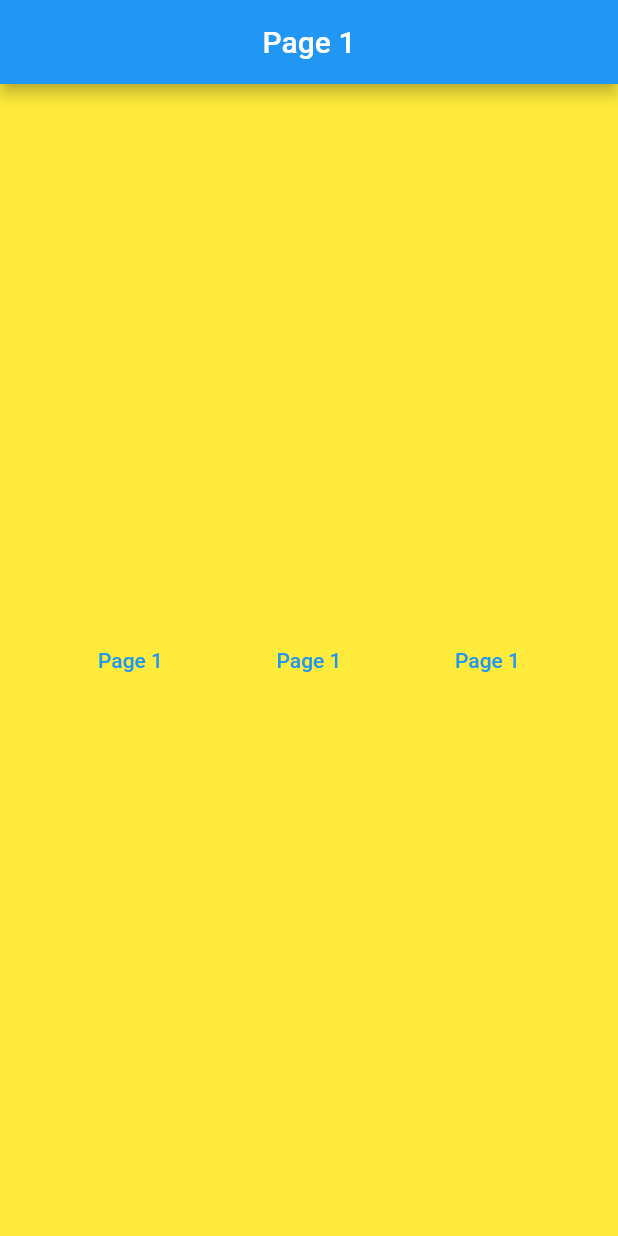
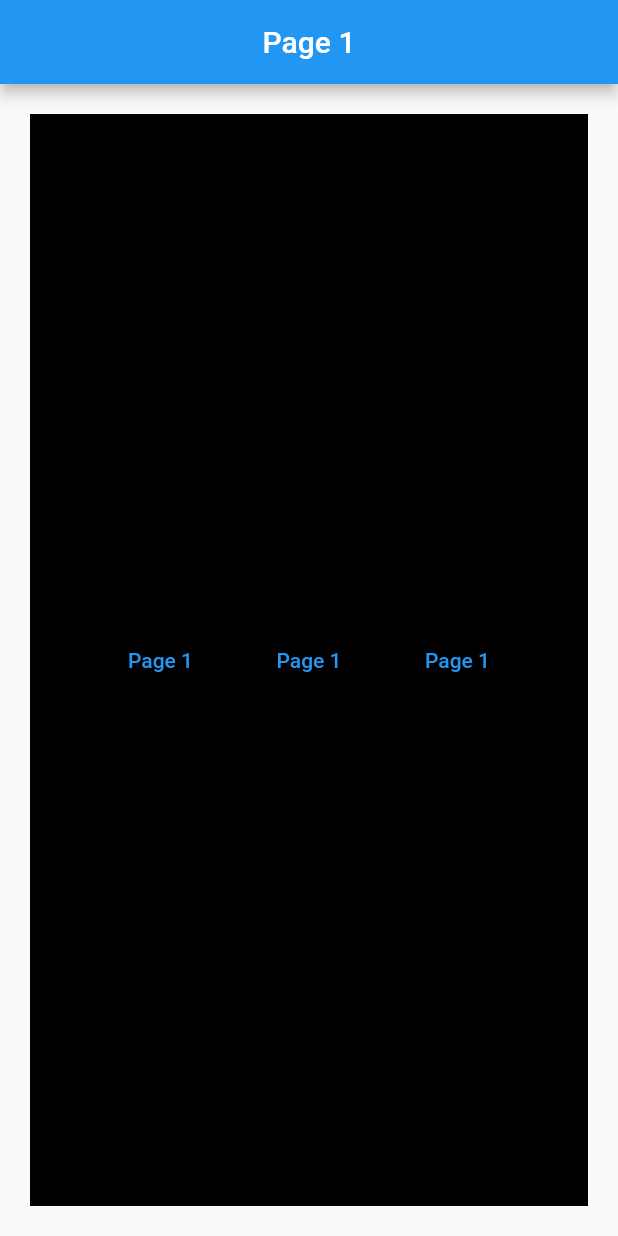
Before and after one commit to dezyTheRealStoner/git_practice, a Flutter app: the screen it shows after launch, on a phone screen of 412 x 824 dp. Run offline on Flutter 3.47's test engine with Material 2 defaults, Android fonts, the phone set to English and light mode, and no system bars.

Commit message:
GF-3 Add userlist
some important change2

some changes

```diff
--- a/lib/screens/first.dart
+++ b/lib/screens/first.dart
@@ -12,7 +12,9 @@ class FirstPage extends StatelessWidget {
         title: const Text('Page 1'),
       ),
       body: Container(
-        color: Colors.yellow,
+        color: Colors.black,
+        padding: const EdgeInsets.all(20),
+        margin: const EdgeInsets.all(20),
         child: Center(
           child: Row(
             mainAxisAlignment: MainAxisAlignment.center,
```
Also changed, not shown: lib/screens/userlist.dart (added).
